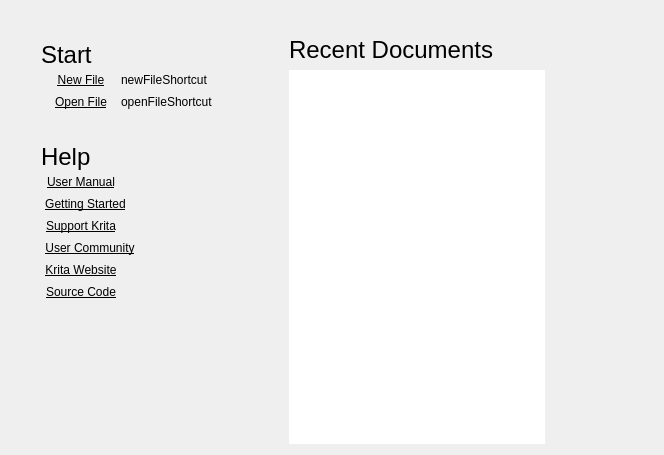
Old version of the form libs/ui/forms/KisWelcomePage.ui in the repository KDE/krita.
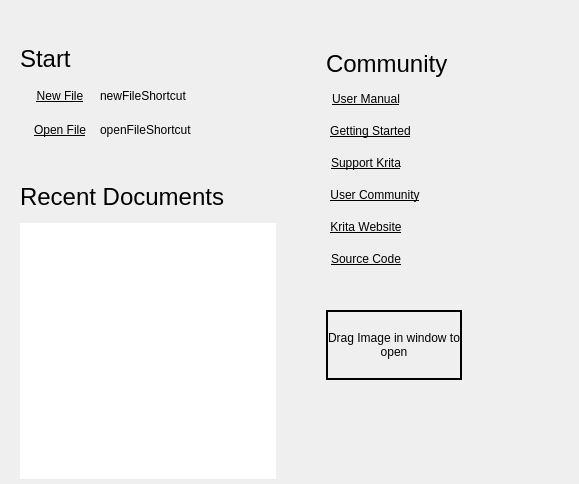
New version of the form.

Commit message: Do some layout tweaks based on feedback

Patch:
```diff
--- a/libs/ui/forms/KisWelcomePage.ui
+++ b/libs/ui/forms/KisWelcomePage.ui
@@ -6,8 +6,8 @@
    <rect>
     <x>0</x>
     <y>0</y>
-    <width>664</width>
-    <height>455</height>
+    <width>579</width>
+    <height>484</height>
    </rect>
   </property>
   <property name="sizePolicy">
@@ -16,23 +16,29 @@
     <verstretch>0</verstretch>
    </sizepolicy>
   </property>
-  <layout class="QHBoxLayout" name="horizontalLayout_9">
+  <layout class="QHBoxLayout" name="horizontalLayout_10">
+   <property name="spacing">
+    <number>20</number>
+   </property>
+   <property name="leftMargin">
+    <number>20</number>
+   </property>
+   <property name="topMargin">
+    <number>20</number>
+   </property>
+   <property name="rightMargin">
+    <number>0</number>
+   </property>
+   <property name="bottomMargin">
+    <number>5</number>
+   </property>
    <item>
-    <layout class="QVBoxLayout" name="verticalLayout">
+    <layout class="QVBoxLayout" name="verticalLayout_2">
      <property name="spacing">
-      <number>0</number>
-     </property>
-     <property name="leftMargin">
-      <number>30</number>
+      <number>12</number>
      </property>
      <property name="topMargin">
-      <number>30</number>
-     </property>
-     <property name="rightMargin">
-      <number>30</number>
-     </property>
-     <property name="bottomMargin">
-      <number>30</number>
+      <number>25</number>
      </property>
      <item>
       <widget class="QLabel" name="startTitleLabel">
@@ -156,14 +162,91 @@
       </layout>
      </item>
      <item>
-      <widget class="QLabel" name="HelpTitleLabel">
+      <widget class="QLabel" name="recentDocumentsLabel">
        <property name="font">
         <font>
          <pointsize>18</pointsize>
         </font>
        </property>
        <property name="text">
-        <string>Help</string>
+        <string>Recent Documents</string>
+       </property>
+      </widget>
+     </item>
+     <item>
+      <widget class="QListView" name="recentDocumentsListView">
+       <property name="minimumSize">
+        <size>
+         <width>0</width>
+         <height>100</height>
+        </size>
+       </property>
+       <property name="font">
+        <font>
+         <underline>true</underline>
+         <kerning>false</kerning>
+        </font>
+       </property>
+       <property name="focusPolicy">
+        <enum>Qt::NoFocus</enum>
+       </property>
+       <property name="autoFillBackground">
+        <bool>false</bool>
+       </property>
+       <property name="frameShape">
+        <enum>QFrame::NoFrame</enum>
+       </property>
+       <property name="frameShadow">
+        <enum>QFrame::Plain</enum>
+       </property>
+       <property name="lineWidth">
+        <number>0</number>
+       </property>
+       <property name="autoScroll">
+        <bool>false</bool>
+       </property>
+       <property name="showDropIndicator" stdset="0">
+        <bool>false</bool>
+       </property>
+       <property name="spacing">
+        <number>3</number>
+       </property>
+       <property name="viewMode">
+        <enum>QListView::ListMode</enum>
+       </property>
+       <property name="uniformItemSizes">
+        <bool>true</bool>
+       </property>
+      </widget>
+     </item>
+    </layout>
+   </item>
+   <item>
+    <layout class="QVBoxLayout" name="verticalLayout">
+     <property name="spacing">
+      <number>10</number>
+     </property>
+     <property name="leftMargin">
+      <number>30</number>
+     </property>
+     <property name="topMargin">
+      <number>30</number>
+     </property>
+     <property name="rightMargin">
+      <number>30</number>
+     </property>
+     <property name="bottomMargin">
+      <number>30</number>
+     </property>
+     <item>
+      <widget class="QLabel" name="helpTitleLabel">
+       <property name="font">
+        <font>
+         <pointsize>18</pointsize>
+        </font>
+       </property>
+       <property name="text">
+        <string>Community</string>
        </property>
        <property name="margin">
         <number>0</number>
@@ -380,6 +463,9 @@
        <property name="spacing">
         <number>0</number>
        </property>
+       <property name="bottomMargin">
+        <number>30</number>
+       </property>
        <item>
         <widget class="QPushButton" name="sourceCodeLink">
          <property name="font">
@@ -416,6 +502,51 @@
        </item>
       </layout>
      </item>
+     <item>
+      <layout class="QHBoxLayout" name="horizontalLayout_9">
+       <item>
+        <widget class="QLabel" name="dragImageHereLabel">
+         <property name="sizePolicy">
+          <sizepolicy hsizetype="Preferred" vsizetype="MinimumExpanding">
+           <horstretch>0</horstretch>
+           <verstretch>0</verstretch>
+          </sizepolicy>
+         </property>
+         <property name="frameShape">
+          <enum>QFrame::Box</enum>
+         </property>
+         <property name="lineWidth">
+          <number>2</number>
+         </property>
+         <property name="text">
+          <string>Drag Image in window to open</string>
+         </property>
+         <property name="alignment">
+          <set>Qt::AlignCenter</set>
+         </property>
+         <property name="wordWrap">
+          <bool>true</bool>
+         </property>
+         <property name="margin">
+          <number>30</number>
+         </property>
+        </widget>
+       </item>
+       <item>
+        <spacer name="horizontalSpacer_10">
+         <property name="orientation">
+          <enum>Qt::Horizontal</enum>
+         </property>
+         <property name="sizeHint" stdset="0">
+          <size>
+           <width>40</width>
+           <height>20</height>
+          </size>
+         </property>
+        </spacer>
+       </item>
+      </layout>
+     </item>
      <item>
       <spacer name="verticalSpacer">
        <property name="orientation">
@@ -431,70 +562,6 @@
      </item>
     </layout>
    </item>
-   <item>
-    <layout class="QVBoxLayout" name="verticalLayout_2">
-     <property name="spacing">
-      <number>6</number>
-     </property>
-     <property name="topMargin">
-      <number>25</number>
-     </property>
-     <item>
-      <widget class="QLabel" name="startTitleLabel_2">
-       <property name="font">
-        <font>
-         <pointsize>18</pointsize>
-        </font>
-       </property>
-       <property name="text">
-        <string>Recent Documents</string>
-       </property>
-      </widget>
-     </item>
-     <item>
-      <widget class="QListView" name="recentDocumentsListView">
-       <property name="minimumSize">
-        <size>
-         <width>0</width>
-         <height>0</height>
-        </size>
-       </property>
-       <property name="font">
-        <font>
-         <kerning>false</kerning>
-        </font>
-       </property>
-       <property name="focusPolicy">
-        <enum>Qt::NoFocus</enum>
-       </property>
-       <property name="autoFillBackground">
-        <bool>false</bool>
-       </property>
-       <property name="frameShape">
-        <enum>QFrame::NoFrame</enum>
-       </property>
-       <property name="frameShadow">
-        <enum>QFrame::Plain</enum>
-       </property>
-       <property name="lineWidth">
-        <number>0</number>
-       </property>
-       <property name="autoScroll">
-        <bool>false</bool>
-       </property>
-       <property name="showDropIndicator" stdset="0">
-        <bool>false</bool>
-       </property>
-       <property name="viewMode">
-        <enum>QListView::ListMode</enum>
-       </property>
-       <property name="uniformItemSizes">
-        <bool>true</bool>
-       </property>
-      </widget>
-     </item>
-    </layout>
-   </item>
    <item>
     <spacer name="horizontalSpacer_9">
      <property name="orientation">
```
The commit also changes 1 other file.
